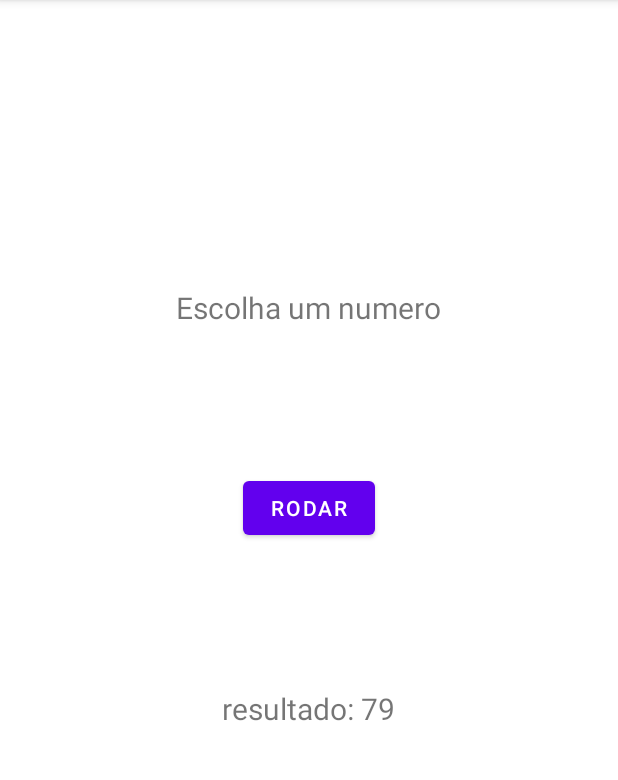
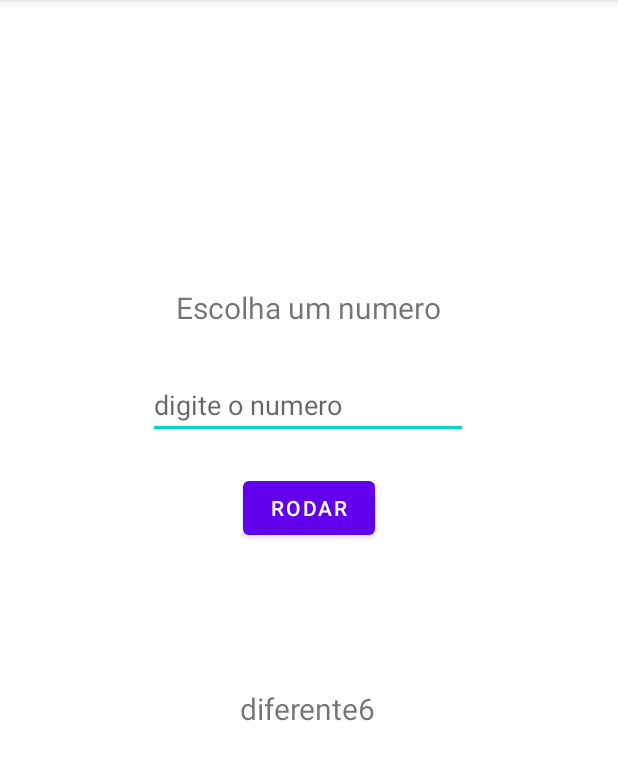
Before and after one commit to sigor1202/roleta, an Android app: the screen it shows after launch (MainActivity), after a tap on "RODAR", on a phone screen of 412 x 824 dp, the part 84-864 px from its top. Run offline under Robolectric (Android 15) with nearby library versions, the phone set to English and light mode, and no system bars; 1 statement that could not run was skipped.

Commit message:
new exercise prize draw

```diff
--- a/app/src/main/java/com/igor/roleta/MainActivity.java
+++ b/app/src/main/java/com/igor/roleta/MainActivity.java
@@ -4,6 +4,8 @@ import androidx.appcompat.app.AppCompatActivity;
 
 import android.os.Bundle;
 import android.view.View;
+import android.widget.EditText;
+import android.widget.ImageView;
 import android.widget.TextView;
 
 import java.util.Random;
@@ -14,12 +16,25 @@ public class MainActivity extends AppCompatActivity {
     protected void onCreate(Bundle savedInstanceState) {
         super.onCreate(savedInstanceState);
         setContentView(R.layout.activity_main);
+        ImageView IParabens = findViewById(R.id.Parabens);
+        IParabens.setVisibility(View.INVISIBLE);
     }
 
     public void randomizar(View view) {
+        ImageView IParabens = findViewById(R.id.Parabens);
         TextView texto1= findViewById(R.id.textView3);
-        int n= new Random().nextInt(99);
-        texto1.setText("resultado: "+n);
+        EditText TextNumero=findViewById(R.id.editTextTextPersonName);
+        int n= new Random().nextInt(10);
+
+        int numero=Integer.parseInt(TextNumero.getText().toString());
+        if(n==numero){
+            texto1.setText("");
+            IParabens.setVisibility(View.VISIBLE);
+        }
+        else{
+            texto1.setText("diferente"+n);
+        }
 
     }
+
 }
--- a/app/src/main/res/layout/activity_main.xml
+++ b/app/src/main/res/layout/activity_main.xml
@@ -43,4 +43,30 @@
         app:layout_constraintStart_toStartOf="parent"
         app:layout_constraintTop_toTopOf="parent"
         app:layout_constraintVertical_bias="0.619" />
+
+    <EditText
+        android:id="@+id/editTextTextPersonName"
+        android:layout_width="wrap_content"
+        android:layout_height="wrap_content"
+        android:ems="10"
+        android:inputType="textPersonName"
+        android:hint="digite o numero"
+        app:layout_constraintBottom_toBottomOf="parent"
+        app:layout_constraintEnd_toEndOf="parent"
+        app:layout_constraintHorizontal_bias="0.497"
+        app:layout_constraintStart_toStartOf="parent"
+        app:layout_constraintTop_toTopOf="parent"
+        app:layout_constraintVertical_bias="0.342" />
+
+    <ImageView
+        android:id="@+id/Parabens"
+        android:layout_width="185dp"
+        android:layout_height="292dp"
+        app:layout_constraintBottom_toBottomOf="parent"
+        app:layout_constraintEnd_toEndOf="parent"
+        app:layout_constraintHorizontal_bias="0.486"
+        app:layout_constraintStart_toStartOf="parent"
+        app:layout_constraintTop_toTopOf="parent"
+        app:layout_constraintVertical_bias="0.854"
+        app:srcCompat="@drawable/parabens" />
 </androidx.constraintlayout.widget.ConstraintLayout>
```
Also changed, not shown: app/src/main/res/drawable/parabens.png (added).
